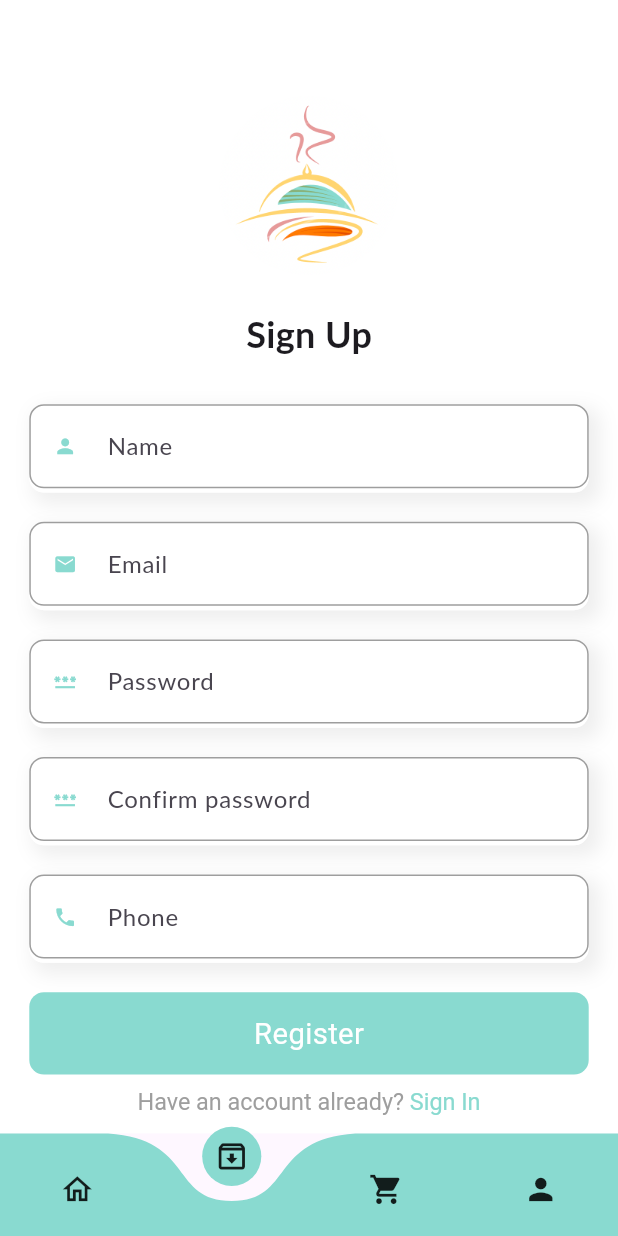
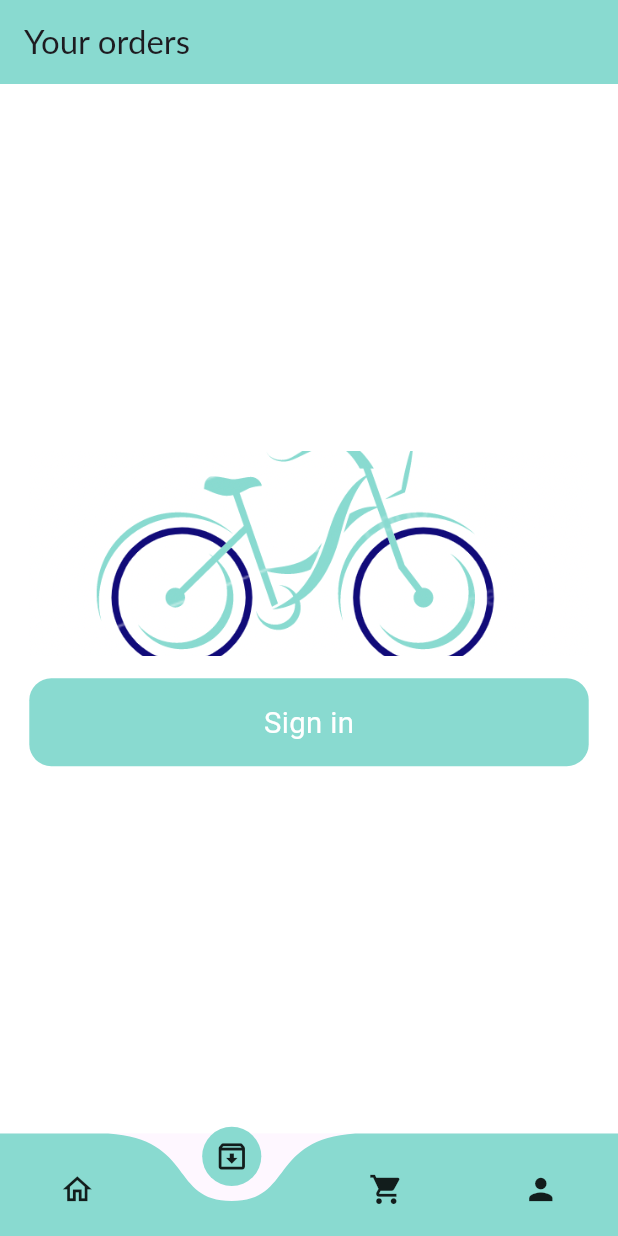
Before and after one commit to phuongnam201/flutter_food_app, a Flutter app: the screen it shows after launch, item 2 of the bottom bar chosen, on a phone screen of 412 x 824 dp. Run offline on Flutter 3.47's test engine with Material 3 defaults, Android fonts, the phone set to English and light mode, and no system bars; drawn by our look-alikes of curved_navigation_bar; our stand-ins replace dots_indicator, flutter_rating_bar, flutter_typeahead, flutter_widget_from_html, geocoding, geolocator and 4 more; missing offline and left inert: google_maps_webservice, rate_in_stars; network calls fail; Roboto replaces fonts that are missing (Lato).

Commit message:
doing tracking and history order

```diff
--- a/lib/controller/auth_controller.dart
+++ b/lib/controller/auth_controller.dart
@@ -44,7 +44,7 @@ class AuthController extends GetxController implements GetxService {
       responseModel = ResponseModel(true, response.body["token"]);
     } else {
       responseModel = ResponseModel(false, response.statusText!);
-      print("loi:" + response.statusCode.toString());
+      //print("loi:" + response.statusCode.toString());
     }
     _isLoading = false;
     update();
--- a/lib/controller/popular_product_controller.dart
+++ b/lib/controller/popular_product_controller.dart
@@ -25,6 +25,7 @@ class PopularProductController extends GetxController {
 
   Future<void> getPopularProductList() async {
     Response response = await popularProductRepo.getPopularProductList();
+    //print("status code:" + response.body.toString());
     if (response.statusCode == 200) {
       _isLoaded = true;
       //print("Nhong se yo");
--- a/lib/data/api/api_client.dart
+++ b/lib/data/api/api_client.dart
@@ -27,16 +27,16 @@ class ApiClient extends GetConnect implements GetxService {
   }
 
   Future<Response> getData(String uri, {Map<String, String>? headers}) async {
+    //print("uri now is: " + uri);
     //print("header is: " + _mainHeaders.toString());
     //print("token now is: " + token);
     try {
       Response response = await get(uri, headers: headers ?? _mainHeaders);
-      //print("content form get method:" + response.toString());
+      // print("content form get method:" + response.toString());
       return response;
     } catch (e) {
-      //print("false: " + e.toString());
+      print("false: " + e.toString());
       return Response(statusCode: 1, statusText: e.toString());
-
     }
   }
 
--- a/lib/data/repository/cart_repo.dart
+++ b/lib/data/repository/cart_repo.dart
@@ -36,8 +36,8 @@ class CartRepo {
       //print("inside cart" + carts.toString());
     }
     List<CartModel> cartList = [];
-    sharedPreferences.remove(AppConstants.CART_LIST);
-    sharedPreferences.remove(AppConstants.CART_HISTORY_LIST);
+    //sharedPreferences.remove(AppConstants.CART_LIST);
+    //sharedPreferences.remove(AppConstants.CART_HISTORY_LIST);
     carts.forEach((element) {
       cartList.add(CartModel.fromJson(jsonDecode(element)));
     });
--- a/lib/data/repository/location_repo.dart
+++ b/lib/data/repository/location_repo.dart
@@ -15,7 +15,7 @@ class LocationRepo {
   }
 
   String getUserAddress() {
-    return sharedPreferences.getString(AppConstants.USER_ADDRESS)!;
+    return sharedPreferences.getString(AppConstants.USER_ADDRESS) ?? "";
   }
 
   Future<Response> addAddress(AddressModel addressModel) async {
--- a/lib/data/repository/order_repo.dart
+++ b/lib/data/repository/order_repo.dart
@@ -8,7 +8,12 @@ class OrderRepo {
   OrderRepo({required this.apiClient});
 
   Future<Response> placeOrder(PlaceOrderBody placeOrderBody) async {
+    print("debug at order repo:" + placeOrderBody.toJson().toString());
     return await apiClient.postData(
         AppConstants.PLACE_ORDER_URI, placeOrderBody.toJson());
   }
+
+  Future<Response> getOrderList() async {
+    return await apiClient.getData(AppConstants.ORDER_LIST_URI);
+  }
 }
--- a/lib/main.dart
+++ b/lib/main.dart
@@ -15,14 +15,13 @@ Future<void> main() async {
   /**if app has trouble store memory */
   await Get.find<PopularProductController>().getPopularProductList();
   await Get.find<RecommendedProductController>().getRecommendedProductList();
-  //
+
   runApp(const MyApp());
 }
 
 class MyApp extends StatelessWidget {
   const MyApp({super.key});
 
-  // This widget is the root of your application.
   @override
   Widget build(BuildContext context) {
     Get.find<CartController>().getCartData();
--- a/lib/models/product_model.dart
+++ b/lib/models/product_model.dart
@@ -24,8 +24,8 @@ class Product {
       _products = <ProductModel>[];
 
       //for remake api: json['products']['data'].forEach((v)
-      json['products'].forEach((v) {
-        _products!.add(ProductModel.fromJson(v));
+      json['products']['data'].forEach((v) {
+        _products.add(ProductModel.fromJson(v));
       });
     }
   }
--- a/lib/page/cart/cart_page.dart
+++ b/lib/page/cart/cart_page.dart
@@ -21,6 +21,7 @@ class CartPage extends StatelessWidget {
 
   @override
   Widget build(BuildContext context) {
+    //Get.find<LocationController>().getUserAddress();
     return Scaffold(
       body: Stack(
         children: [
@@ -113,7 +114,7 @@ class CartPage extends StatelessWidget {
                                               fit: BoxFit.cover,
                                               image: NetworkImage(
                                                   AppConstants.BASE_URL +
-                                                      "/uploads/" +
+                                                      AppConstants.UPLOADS +
                                                       cartController
                                                           .getItems[index]
                                                           .img!),
@@ -312,6 +313,7 @@ class CartPage extends StatelessWidget {
                     onTap: () {
                       //controller.addItem(product);
                       //controller.addToHistory();
+                      //Get.find<LocationController>().getUserAddress();
                       if (Get.find<AuthController>().userLoggedIn()) {
                         if (controller.totalItems > 0) {
                           if (Get.find<LocationController>()
--- a/lib/page/food/recommended_food_detail.dart
+++ b/lib/page/food/recommended_food_detail.dart
@@ -1,4 +1,5 @@
 import 'package:flutter/material.dart';
+import 'package:flutter_widget_from_html/flutter_widget_from_html.dart';
 import 'package:food_app/controller/cart_controller.dart';
 import 'package:food_app/controller/popular_product_controller.dart';
 import 'package:food_app/controller/recommended_product_controller.dart';
@@ -117,7 +118,8 @@ class RecommendedFoodDetail extends StatelessWidget {
                   Container(
                     margin: EdgeInsets.only(
                         left: Dimensions.width15, right: Dimensions.width15),
-                    child: ExpandableTextWidget(text: product.description!),
+                    //child: ExpandableTextWidget(text: product.description!),
+                    child: HtmlWidget(product.description!),
                   ),
                 ],
               ),
@@ -150,7 +152,7 @@ class RecommendedFoodDetail extends StatelessWidget {
                           icon: Icons.remove),
                     ),
                     BigText(
-                      text: "\$ ${product.price!.toString()} " +
+                      text: "${product.price!.toString()} VND" +
                           "X " +
                           "${controller.quantity}",
                       color: AppColors.mainBlackColor,
--- a/lib/page/home/home_page.dart
+++ b/lib/page/home/home_page.dart
@@ -5,6 +5,7 @@ import 'package:food_app/page/account/account_page.dart';
 import 'package:food_app/page/auth/sign_up_page.dart';
 import 'package:food_app/page/cart/cart_history.dart';
 import 'package:food_app/page/home/main_food_page.dart';
+import 'package:food_app/page/order/order_page.dart';
 import 'package:food_app/utils/colors.dart';
 import 'package:food_app/utils/dimension.dart';
 
@@ -19,7 +20,7 @@ class _HomePageState extends State<HomePage> {
   int _selectedIndex = 0;
   List pages = [
     MainFoodPage(),
-    SignUpPage(),
+    OrderPage(),
     CartHistory(),
     AccountPage(),
   ];
--- /dev/null
+++ b/lib/page/order/order_page.dart
@@ -0,0 +1,136 @@
+import 'package:flutter/foundation.dart';
+import 'package:flutter/material.dart';
+import 'package:flutter/widgets.dart';
+import 'package:food_app/controller/auth_controller.dart';
+import 'package:food_app/controller/order_controller.dart';
+import 'package:food_app/controller/user_controller.dart';
+import 'package:food_app/page/order/view_order.dart';
+import 'package:food_app/routes/route_helper.dart';
+import 'package:food_app/utils/colors.dart';
+import 'package:food_app/utils/dimension.dart';
+import 'package:food_app/widget/big_text.dart';
+import 'package:get/get.dart';
+
+class OrderPage extends StatefulWidget {
+  const OrderPage({super.key});
+
+  @override
+  State<OrderPage> createState() => _OrderPageState();
+}
+
+class _OrderPageState extends State<OrderPage> with TickerProviderStateMixin {
+  late TabController _tabController;
+  late bool _isLoggedIn;
+
+  @override
+  void initState() {
+    super.initState();
+    _checkLoginStatus();
+  }
+
+  void _checkLoginStatus() {
+    _isLoggedIn = Get.find<AuthController>().userLoggedIn();
+    if (_isLoggedIn) {
+      _tabController = TabController(length: 2, vsync: this);
+      Get.find<OrderController>().getOrderList();
+    }
+  }
+
+  @override
+  Widget build(BuildContext context) {
+    return Scaffold(
+      appBar: AppBar(
+        title: Text("Your orders"),
+        backgroundColor: AppColors.mainColor,
+      ),
+      body: _isLoggedIn ? _buildOrdersTab() : _buildLoginContainer(),
+    );
+  }
+
+  Widget _buildOrdersTab() {
+    return Column(
+      children: [
+        Container(
+          width: Dimensions.screenWidth,
+          child: TabBar(
+            indicatorColor: Theme.of(context).primaryColor,
+            indicatorWeight: 3,
+            labelColor: Theme.of(context).primaryColor,
+            unselectedLabelColor: Theme.of(context).disabledColor,
+            controller: _tabController,
+            tabs: [
+              Tab(
+                text: "Current",
+              ),
+              Tab(
+                text: "History",
+              ),
+            ],
+          ),
+        ),
+        Expanded(
+          child: TabBarView(controller: _tabController, children: [
+            ViewOrder(isCurrent: true),
+            ViewOrder(isCurrent: false),
+          ]),
+        )
+      ],
+    );
+  }
+
+  Widget _buildLoginContainer() {
+    return Container(
+      color: Colors.white,
+      child: Column(
+        mainAxisAlignment: MainAxisAlignment.center,
+        children: [
+          Center(
+            child: Container(
+              width: double.maxFinite,
+              height: Dimensions.height20 * 7,
+              margin: EdgeInsets.only(
+                left: Dimensions.width20,
+                right: Dimensions.width20,
+              ),
+              decoration: BoxDecoration(
+                image: DecorationImage(
+                  fit: BoxFit.cover,
+                  image: AssetImage("assets/image/signintocontinue.png"),
+                ),
+              ),
+            ),
+          ),
+          SizedBox(
+            height: Dimensions.height15,
+          ),
+          GestureDetector(
+            onTap: () {
+              Get.toNamed(RouteHelper.getSignIn());
+            },
+            child: Center(
+              child: Container(
+                width: double.maxFinite,
+                height: Dimensions.height20 * 3,
+                margin: EdgeInsets.only(
+                  left: Dimensions.width20,
+                  right: Dimensions.width20,
+                ),
+                decoration: BoxDecoration(
+                  color: AppColors.mainColor,
+                  borderRadius: BorderRadius.circular(Dimensions.radius15),
+                ),
+                child: Center(
+                  child: BigText(
+                    text: "Sign in",
+                    color: Colors.white,
+                    size: Dimensions.font20,
+                  ),
+                ),
+              ),
+            ),
+          ),
+        ],
+      ),
+    );
+  }
+}
--- a/lib/page/payment/payment_page.dart
+++ b/lib/page/payment/payment_page.dart
@@ -131,7 +131,7 @@ class _PaymentPageState extends State<PaymentPage> {
       controllerGlobal.goBack();
       return Future.value(false);
     } else {
-      print("app exited");
+      Get.toNamed(RouteHelper.getInitial());
       return true;
       // return Get.dialog(PaymentFailedDialog(orderID: widget.orderModel.id.toString()));
     }
```
Also changed, not shown: lib/controller/order_controller.dart (+38 -1 lines), lib/page/food/popular_food_detail.dart (+10 -11 lines), lib/page/order/view_order.dart (added, +86 -0 lines), lib/utils/app_constants.dart (+5 -4 lines), pubspec.yaml (+4 -3 lines), lib/widget/icon_and_text_widget.dart (line endings or trailing spaces), pubspec.lock, 7 other files.
